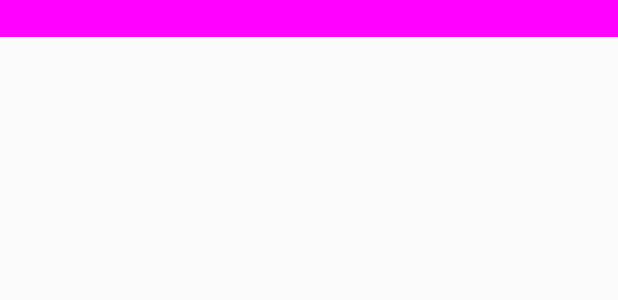
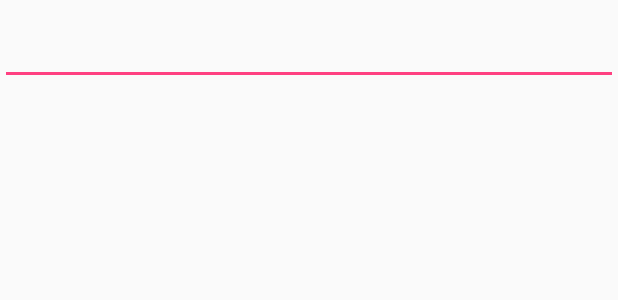
Before and after one commit to quinnjn/stand, an Android app: the layout fragment_daypage.xml on its own in the app's theme, with its tools: preview values and no code run, on a phone screen of 412 x 824 dp. Shown: the top 300 px of the screen. Run offline under Robolectric (Android 15) with nearby library versions, the phone set to English and light mode, and no system bars.

Commit message:
Add padding to the daypage textview

```diff
--- a/app/src/main/res/layout/fragment_daypage.xml
+++ b/app/src/main/res/layout/fragment_daypage.xml
@@ -18,7 +18,7 @@
             android:id="@+id/day_content_edit"
             android:layout_width="match_parent"
             android:layout_height="match_parent"
-            android:background="#ff00ff"
+            android:padding="@dimen/padding_medium"
             android:visibility="visible" />
     </RelativeLayout>
 </ScrollView>
--- a/app/src/main/res/values/dimens.xml
+++ b/app/src/main/res/values/dimens.xml
@@ -6,4 +6,7 @@
     <dimen name="activity_horizontal_margin">16dp</dimen>
     <dimen name="activity_vertical_margin">16dp</dimen>
     <dimen name="fab_margin">16dp</dimen>
+
+    <dimen name="padding_small">8dp</dimen>
+    <dimen name="padding_medium">16dp</dimen>
 </resources>
```
